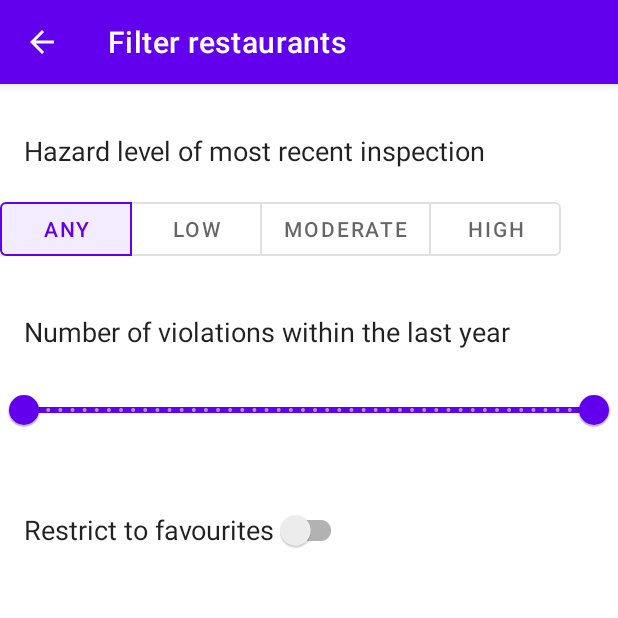
After one commit to 01mz/restaurant-inspection-app, an Android app: the FilterActivity screen opened directly, with no data from a screen before it, on a phone screen of 412 x 824 dp, the top half of it. The commit adds this screen. Run offline under Robolectric (Android 15) with nearby library versions, the phone set to English and light mode, and no system bars; libraries missing offline, so code that uses them is left out: com.opencsv, com.opencsv.exceptions.

Commit message:
implemented filter by specific hazard level or critical violations within the last year

```diff
--- a/app/build.gradle
+++ b/app/build.gradle
@@ -55,4 +55,7 @@ dependencies {
     // Utilities for Maps SDK for Android (requires Google Play Services)
     implementation 'com.google.maps.android:android-maps-utils:2.2.0'
 
+    // Material Design library
+    implementation 'com.google.android.material:material:1.2.1'
+
 }
--- /dev/null
+++ b/app/src/main/java/ca/cmpt276/restaurantinspector/ui/FilterActivity.java
@@ -0,0 +1,118 @@
+package ca.cmpt276.restaurantinspector.ui;
+
+import androidx.annotation.NonNull;
+import androidx.appcompat.app.ActionBar;
+import androidx.appcompat.app.AppCompatActivity;
+
+import android.app.Activity;
+import android.content.Context;
+import android.content.Intent;
+import android.os.Bundle;
+import android.text.Editable;
+import android.text.InputFilter;
+import android.text.Spanned;
+import android.text.TextWatcher;
+import android.view.MenuItem;
+import android.view.View;
+import android.widget.EditText;
+
+import com.google.android.material.button.MaterialButtonToggleGroup;
+import com.google.android.material.slider.RangeSlider;
+
+import java.util.Objects;
+
+import ca.cmpt276.restaurantinspector.R;
+import ca.cmpt276.restaurantinspector.model.Data;
+
+public class FilterActivity extends AppCompatActivity {
+    private Data data = Data.getInstance();
+
+    public static Intent makeLaunch(Context context) {
+        return new Intent(context, FilterActivity.class);
+    }
+
+    @Override
+    protected void onCreate(Bundle savedInstanceState) {
+        super.onCreate(savedInstanceState);
+        setContentView(R.layout.activity_filter);
+
+        setupToggleButtonForInspectionFilter();
+
+        setupRangeSliderForNumViolationFilter();
+
+        // Enable "up" on toolbar
+        ActionBar ab = getSupportActionBar();
+        Objects.requireNonNull(ab).setDisplayHomeAsUpEnabled(true);
+
+
+    }
+
+    // Up button
+    @Override
+    public boolean onOptionsItemSelected(@NonNull MenuItem item) {
+        if (item.getItemId() == android.R.id.home) {
+            finish();
+            return true;
+        }
+        return super.onOptionsItemSelected(item);
+    }
+
+    private void setupRangeSliderForNumViolationFilter() {
+        RangeSlider rangeSliderNumViolations = findViewById(R.id.rangeSliderNumViolations);
+        rangeSliderNumViolations.showContextMenu();
+
+        rangeSliderNumViolations.setValues((float) data.getMinViolationsFilter(), (float) data.getMaxViolationsFilter());
+        rangeSliderNumViolations.addOnChangeListener((slider, value, fromUser) -> {
+            int min = Math.round(slider.getValues().get(0));
+            int max = Math.round(slider.getValues().get(1));
+            data.setViolationsRangeFilter(min, max);
+        });
+
+    }
+
+    private void setupToggleButtonForInspectionFilter() {
+        MaterialButtonToggleGroup toggleGroupInspections = findViewById(R.id.toggleButtonRecentInspectionHazard);
+        toggleGroupInspections.check(R.id.buttonHazardAny);
+
+        int selectedButtonId;
+        switch(data.getInspectionLevelFilter()) {
+            case "LOW":
+                selectedButtonId = R.id.buttonHazardLow;
+                break;
+            case "MODERATE":
+                selectedButtonId = R.id.buttonHazardModerate;
+                break;
+            case "HIGH":
+                selectedButtonId = R.id.buttonHazardHigh;
+                break;
+            default:
+                selectedButtonId = R.id.buttonHazardAny;
+                break;
+        }
+        toggleGroupInspections.setSingleSelection(true);
+        toggleGroupInspections.check(selectedButtonId);
+
+        toggleGroupInspections.addOnButtonCheckedListener((group, checkedId, isChecked) -> {
+            if(isChecked) {
+                if(checkedId == R.id.buttonHazardAny) {
+                    data.setMostRecentInspectionHazardFilter("ANY");
+
+                } else if(checkedId == R.id.buttonHazardLow) {
+                    data.setMostRecentInspectionHazardFilter("LOW");
+
+                } else if(checkedId == R.id.buttonHazardModerate) {
+                    data.setMostRecentInspectionHazardFilter("MODERATE");
+
+                } else if(checkedId == R.id.buttonHazardHigh) {
+                    data.setMostRecentInspectionHazardFilter("HIGH");
+                }
+            }
+        });
+
+
+
+    }
+
+
+
+}
--- /dev/null
+++ b/app/src/main/res/drawable/ic_baseline_filter_alt_24.xml
@@ -0,0 +1,5 @@
+<vector android:height="24dp" android:tint="#FFFFFF"
+    android:viewportHeight="24" android:viewportWidth="24"
+    android:width="24dp" xmlns:android="http://schemas.android.com/apk/res/android">
+    <path android:fillColor="@android:color/white" android:pathData="M4.25,5.61C6.27,8.2 10,13 10,13v6c0,0.55 0.45,1 1,1h2c0.55,0 1,-0.45 1,-1v-6c0,0 3.72,-4.8 5.74,-7.39C20.25,4.95 19.78,4 18.95,4H5.04C4.21,4 3.74,4.95 4.25,5.61z"/>
+</vector>
--- /dev/null
+++ b/app/src/main/res/layout/activity_filter.xml
@@ -0,0 +1,106 @@
+<?xml version="1.0" encoding="utf-8"?>
+<androidx.constraintlayout.widget.ConstraintLayout xmlns:android="http://schemas.android.com/apk/res/android"
+    xmlns:app="http://schemas.android.com/apk/res-auto"
+    xmlns:tools="http://schemas.android.com/tools"
+    android:layout_width="match_parent"
+    android:layout_height="match_parent"
+    tools:context=".ui.FilterActivity">
+
+    <com.google.android.material.button.MaterialButtonToggleGroup
+        android:id="@+id/toggleButtonRecentInspectionHazard"
+        android:layout_width="0dp"
+        android:layout_height="wrap_content"
+        android:layout_marginTop="16dp"
+        android:contextClickable="false"
+        app:layout_constraintEnd_toEndOf="parent"
+        app:layout_constraintStart_toStartOf="parent"
+        app:layout_constraintTop_toBottomOf="@+id/textView2">
+
+        <Button
+            android:id="@+id/buttonHazardAny"
+            style="?attr/materialButtonOutlinedStyle"
+            android:layout_width="wrap_content"
+            android:layout_height="wrap_content"
+            android:text="@string/any" />
+
+        <Button
+            android:id="@+id/buttonHazardLow"
+            style="?attr/materialButtonOutlinedStyle"
+            android:layout_width="wrap_content"
+            android:layout_height="wrap_content"
+            android:text="@string/low" />
+
+        <Button
+            android:id="@+id/buttonHazardModerate"
+            style="?attr/materialButtonOutlinedStyle"
+            android:layout_width="wrap_content"
+            android:layout_height="wrap_content"
+            android:text="@string/moderate" />
+
+        <Button
+            android:id="@+id/buttonHazardHigh"
+            style="?attr/materialButtonOutlinedStyle"
+            android:layout_width="wrap_content"
+            android:layout_height="wrap_content"
+            android:text="@string/high" />
+    </com.google.android.material.button.MaterialButtonToggleGroup>
+
+
+    <TextView
+        android:id="@+id/textView2"
+        android:layout_width="wrap_content"
+        android:layout_height="wrap_content"
+        android:layout_marginStart="16dp"
+        android:layout_marginTop="32dp"
+        android:text="@string/hazard_level_of_most_recent_inspection"
+        android:textColor="?android:attr/textColorPrimary"
+        android:textSize="18sp"
+        app:layout_constraintEnd_toEndOf="parent"
+        app:layout_constraintHorizontal_bias="0.0"
+        app:layout_constraintStart_toStartOf="parent"
+        app:layout_constraintTop_toTopOf="parent" />
+
+    <TextView
+        android:id="@+id/textView3"
+        android:layout_width="wrap_content"
+        android:layout_height="wrap_content"
+        android:layout_marginStart="16dp"
+        android:layout_marginTop="32dp"
+        android:layout_marginEnd="8dp"
+        android:text="@string/number_of_violations_within_the_last_year"
+        android:textColor="?android:attr/textColorPrimary"
+        android:textSize="18sp"
+        app:layout_constraintEnd_toEndOf="parent"
+        app:layout_constraintHorizontal_bias="0.0"
+        app:layout_constraintStart_toStartOf="parent"
+        app:layout_constraintTop_toBottomOf="@+id/toggleButtonRecentInspectionHazard" />
+
+    <com.google.android.material.slider.RangeSlider
+        android:id="@+id/rangeSliderNumViolations"
+        android:layout_width="wrap_content"
+        android:layout_height="wrap_content"
+        android:layout_marginTop="16dp"
+        app:layout_constraintEnd_toEndOf="parent"
+        app:layout_constraintStart_toStartOf="parent"
+        app:layout_constraintTop_toBottomOf="@+id/textView3"
+        android:valueFrom="0"
+        android:valueTo="50"
+        android:stepSize= "1">
+
+    </com.google.android.material.slider.RangeSlider>
+
+    <androidx.appcompat.widget.SwitchCompat
+        android:id="@+id/switchRestrictToFavorites"
+        android:layout_width="wrap_content"
+        android:layout_height="wrap_content"
+        android:layout_marginStart="16dp"
+        android:layout_marginTop="32dp"
+        android:text="@string/restrict_to_favourites"
+        android:textColor="?android:attr/textColorPrimary"
+        android:textSize="18sp"
+        app:layout_constraintBottom_toBottomOf="parent"
+        app:layout_constraintStart_toStartOf="parent"
+        app:layout_constraintTop_toBottomOf="@+id/rangeSliderNumViolations"
+        app:layout_constraintVertical_bias="0.0" />
+
+</androidx.constraintlayout.widget.ConstraintLayout>
--- a/app/src/main/res/layout/activity_restaurant_list.xml
+++ b/app/src/main/res/layout/activity_restaurant_list.xml
@@ -14,6 +14,7 @@
         android:layout_height="0dp"
         android:layout_margin="2dp"
         android:clipToPadding="false"
+        android:paddingBottom="50dp"
         android:scrollbars="vertical"
         app:layout_constraintBottom_toBottomOf="parent"
         app:layout_constraintEnd_toEndOf="parent"
--- a/app/src/main/res/values/strings.xml
+++ b/app/src/main/res/values/strings.xml
@@ -40,5 +40,18 @@
     <string name="title_activity_maps">Map</string>
     <string name="see_list">See list</string>
     <string name="see_map">See Map</string>
+    <string name="search">Search</string>
+    <string name="filter">Filter</string>
+    <string name="restrict_to_favourites">Restrict to favourites</string>
+    <string name="cancel">Cancel</string>
+    <string name="max">Max:</string>
+    <string name="min">Min:</string>
+    <string name="number_of_violations_within_the_last_year">Number of violations within the last year</string>
+    <string name="hazard_level_of_most_recent_inspection">Hazard level of most recent inspection</string>
+    <string name="any">Any</string>
+    <string name="low">Low</string>
+    <string name="moderate">Moderate</string>
+    <string name="high">High</string>
+    <string name="filter_restaurants">Filter restaurants</string>
 
 </resources>
```
Also changed, not shown: app/src/main/AndroidManifest.xml (+12 -9 lines), app/src/main/java/ca/cmpt276/restaurantinspector/adapter/RestaurantAdapter.java (+8 -0 lines), app/src/main/java/ca/cmpt276/restaurantinspector/model/Data.java (+64 -19 lines), app/src/main/java/ca/cmpt276/restaurantinspector/model/Restaurant.java (+20 -0 lines), app/src/main/java/ca/cmpt276/restaurantinspector/ui/MapsActivity.java (+10 -0 lines), app/src/main/java/ca/cmpt276/restaurantinspector/ui/RestaurantListActivity.java (+19 -3 lines), app/src/main/res/menu/menu_search.xml (+9 -2 lines).
